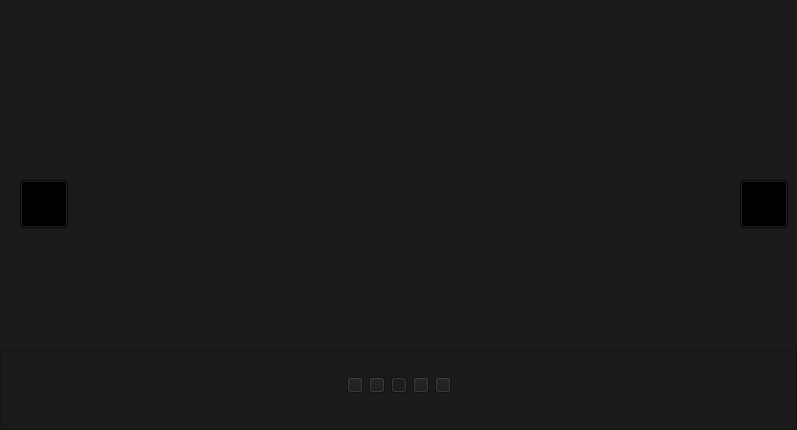
First picture: the form in maincontent/controlwidget/bannacontrol/bannacontrol.ui, repository ylx167167/pi_ti_radar_32, before the edit.
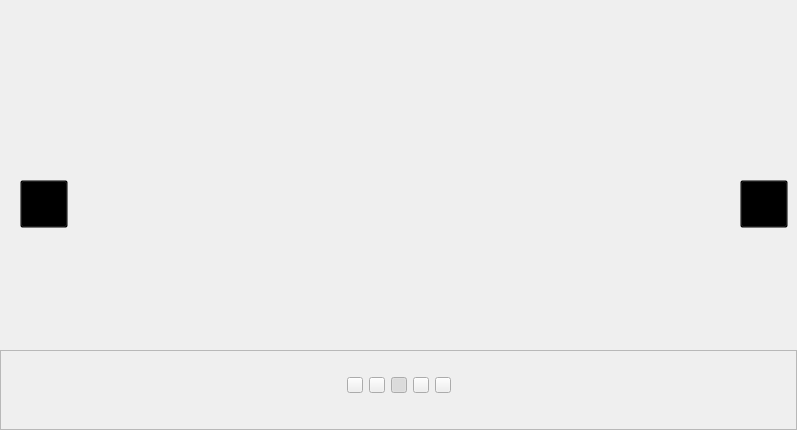
Second picture: the form after the edit. Icons and pictures are not drawn.

The edit to the form file:
```diff
--- a/maincontent/controlwidget/bannacontrol/bannacontrol.ui
+++ b/maincontent/controlwidget/bannacontrol/bannacontrol.ui
@@ -14,10 +14,7 @@
    <string>BannaWidget</string>
   </property>
   <property name="styleSheet">
-   <string notr="true">QWidget,QFrame
-{
-background-color: #1A1A1A;
-}</string>
+   <string notr="true"/>
   </property>
   <layout class="QVBoxLayout" name="verticalLayout">
    <property name="spacing">
```
